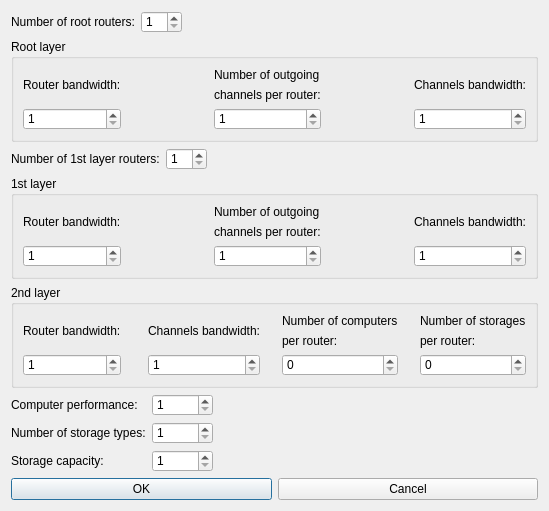
DanielZorin/DataCenters, file DCGUI/Windows/TreeDialog.ui: the form before one commit.
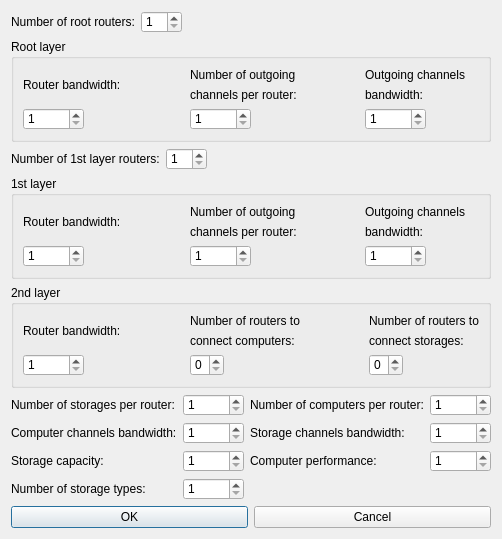
The form after the commit.

Patch:
```diff
--- a/DCGUI/Windows/TreeDialog.ui
+++ b/DCGUI/Windows/TreeDialog.ui
@@ -6,8 +6,8 @@
    <rect>
     <x>0</x>
     <y>0</y>
-    <width>549</width>
-    <height>468</height>
+    <width>468</width>
+    <height>492</height>
    </rect>
   </property>
   <property name="sizePolicy">
@@ -81,7 +81,7 @@
      <property name="title">
       <string>Root layer</string>
      </property>
-     <layout class="QHBoxLayout" name="horizontalLayout_2">
+     <layout class="QHBoxLayout" name="horizontalLayout_16">
       <item>
        <layout class="QVBoxLayout" name="verticalLayout_3">
         <item>
@@ -92,6 +92,8 @@
          </widget>
         </item>
         <item>
+         <layout class="QHBoxLayout" name="horizontalLayout_15">
+          <item>
          <widget class="QSpinBox" name="routerBandwidth0">
           <property name="minimum">
            <number>1</number>
@@ -101,16 +103,31 @@
           </property>
          </widget>
         </item>
-       </layout>
-      </item>
+          <item>
+           <spacer name="horizontalSpacer_17">
+            <property name="orientation">
+             <enum>Qt::Horizontal</enum>
+            </property>
+            <property name="sizeHint" stdset="0">
+             <size>
+              <width>13</width>
+              <height>20</height>
+             </size>
+            </property>
+           </spacer>
+          </item>
+         </layout>
+        </item>
+       </layout>
+      </item>
       <item>
-       <spacer name="horizontalSpacer_5">
+       <spacer name="horizontalSpacer_2">
         <property name="orientation">
          <enum>Qt::Horizontal</enum>
         </property>
         <property name="sizeHint" stdset="0">
          <size>
-          <width>93</width>
+          <width>40</width>
           <height>20</height>
          </size>
         </property>
@@ -133,6 +150,8 @@
          </widget>
         </item>
         <item>
+         <layout class="QHBoxLayout" name="horizontalLayout_14">
+          <item>
          <widget class="QSpinBox" name="routerChilds0">
           <property name="minimum">
            <number>1</number>
@@ -142,16 +161,31 @@
           </property>
          </widget>
         </item>
-       </layout>
-      </item>
+          <item>
+           <spacer name="horizontalSpacer_16">
+            <property name="orientation">
+             <enum>Qt::Horizontal</enum>
+            </property>
+            <property name="sizeHint" stdset="0">
+             <size>
+              <width>17</width>
+              <height>20</height>
+             </size>
+            </property>
+           </spacer>
+          </item>
+         </layout>
+        </item>
+       </layout>
+      </item>
       <item>
-       <spacer name="horizontalSpacer_6">
+       <spacer name="horizontalSpacer_4">
         <property name="orientation">
          <enum>Qt::Horizontal</enum>
         </property>
         <property name="sizeHint" stdset="0">
          <size>
-          <width>93</width>
+          <width>40</width>
           <height>20</height>
          </size>
         </property>
@@ -159,13 +193,22 @@
       </item>
       <item>
        <layout class="QVBoxLayout" name="verticalLayout">
+        <item>
+         <widget class="QLabel" name="label_19">
+          <property name="text">
+           <string>Outgoing channels    </string>
+          </property>
+         </widget>
+        </item>
         <item>
          <widget class="QLabel" name="label_10">
           <property name="text">
-           <string>Channels bandwidth:</string>
+           <string>bandwidth:</string>
           </property>
          </widget>
         </item>
+        <item>
+         <layout class="QHBoxLayout" name="horizontalLayout_2">
         <item>
          <widget class="QSpinBox" name="channelsBandwidth0">
           <property name="minimum">
@@ -176,6 +219,21 @@
           </property>
          </widget>
         </item>
+          <item>
+           <spacer name="horizontalSpacer_11">
+            <property name="orientation">
+             <enum>Qt::Horizontal</enum>
+            </property>
+            <property name="sizeHint" stdset="0">
+             <size>
+              <width>28</width>
+              <height>20</height>
+             </size>
+            </property>
+           </spacer>
+          </item>
+         </layout>
+        </item>
        </layout>
       </item>
      </layout>
@@ -223,7 +281,7 @@
      <property name="title">
       <string>1st layer</string>
      </property>
-     <layout class="QHBoxLayout" name="horizontalLayout_3">
+     <layout class="QHBoxLayout" name="horizontalLayout_17">
       <item>
        <layout class="QVBoxLayout" name="verticalLayout_6">
         <item>
@@ -234,22 +292,42 @@
          </widget>
         </item>
         <item>
+         <layout class="QHBoxLayout" name="horizontalLayout_13">
+          <item>
          <widget class="QSpinBox" name="routerBandwidth1">
           <property name="minimum">
            <number>1</number>
           </property>
-         </widget>
-        </item>
-       </layout>
-      </item>
+            <property name="maximum">
+             <number>99999</number>
+            </property>
+           </widget>
+          </item>
       <item>
-       <spacer name="horizontalSpacer_7">
+           <spacer name="horizontalSpacer_15">
         <property name="orientation">
          <enum>Qt::Horizontal</enum>
         </property>
         <property name="sizeHint" stdset="0">
          <size>
           <width>28</width>
+              <height>20</height>
+             </size>
+            </property>
+           </spacer>
+          </item>
+         </layout>
+        </item>
+       </layout>
+      </item>
+      <item>
+       <spacer name="horizontalSpacer_5">
+        <property name="orientation">
+         <enum>Qt::Horizontal</enum>
+        </property>
+        <property name="sizeHint" stdset="0">
+         <size>
+          <width>40</width>
           <height>20</height>
          </size>
         </property>
@@ -272,22 +350,42 @@
          </widget>
         </item>
         <item>
+         <layout class="QHBoxLayout" name="horizontalLayout_9">
+          <item>
          <widget class="QSpinBox" name="routerChilds1">
           <property name="minimum">
            <number>1</number>
           </property>
-         </widget>
-        </item>
-       </layout>
-      </item>
+            <property name="maximum">
+             <number>99999</number>
+            </property>
+           </widget>
+          </item>
       <item>
-       <spacer name="horizontalSpacer_8">
+           <spacer name="horizontalSpacer_12">
         <property name="orientation">
          <enum>Qt::Horizontal</enum>
         </property>
         <property name="sizeHint" stdset="0">
          <size>
           <width>28</width>
+              <height>20</height>
+             </size>
+            </property>
+           </spacer>
+          </item>
+         </layout>
+        </item>
+       </layout>
+      </item>
+      <item>
+       <spacer name="horizontalSpacer_6">
+        <property name="orientation">
+         <enum>Qt::Horizontal</enum>
+        </property>
+        <property name="sizeHint" stdset="0">
+         <size>
+          <width>40</width>
           <height>20</height>
          </size>
         </property>
@@ -298,10 +396,19 @@
         <item>
          <widget class="QLabel" name="label_11">
           <property name="text">
-           <string>Channels bandwidth:</string>
+           <string>Outgoing channels    </string>
           </property>
          </widget>
         </item>
+        <item>
+         <widget class="QLabel" name="label_3">
+          <property name="text">
+           <string>bandwidth:</string>
+          </property>
+         </widget>
+        </item>
+        <item>
+         <layout class="QHBoxLayout" name="horizontalLayout_3">
         <item>
          <widget class="QSpinBox" name="channelsBandwidth1">
           <property name="minimum">
@@ -312,6 +419,21 @@
           </property>
          </widget>
         </item>
+          <item>
+           <spacer name="horizontalSpacer_10">
+            <property name="orientation">
+             <enum>Qt::Horizontal</enum>
+            </property>
+            <property name="sizeHint" stdset="0">
+             <size>
+              <width>18</width>
+              <height>20</height>
+             </size>
+            </property>
+           </spacer>
+          </item>
+         </layout>
+        </item>
        </layout>
       </item>
      </layout>
@@ -328,7 +450,7 @@
      <property name="title">
       <string>2nd layer</string>
      </property>
-     <layout class="QHBoxLayout" name="horizontalLayout_5">
+     <layout class="QHBoxLayout" name="horizontalLayout_18">
       <item>
        <layout class="QVBoxLayout" name="verticalLayout_10">
         <item>
@@ -339,6 +461,8 @@
          </widget>
         </item>
         <item>
+         <layout class="QHBoxLayout" name="horizontalLayout_12">
+          <item>
          <widget class="QSpinBox" name="routerBandwidth2">
           <property name="minimum">
            <number>1</number>
@@ -348,10 +472,8 @@
           </property>
          </widget>
         </item>
-       </layout>
-      </item>
       <item>
-       <spacer name="horizontalSpacer_9">
+           <spacer name="horizontalSpacer_14">
         <property name="orientation">
          <enum>Qt::Horizontal</enum>
         </property>
@@ -363,93 +485,120 @@
         </property>
        </spacer>
       </item>
-      <item>
-       <layout class="QVBoxLayout" name="verticalLayout_12">
-        <item>
-         <widget class="QLabel" name="label_20">
-          <property name="text">
-           <string>Channels bandwidth:</string>
-          </property>
-         </widget>
+         </layout>
         </item>
-        <item>
-         <widget class="QSpinBox" name="channelsBandwidth2">
-          <property name="minimum">
-           <number>1</number>
-          </property>
-         </widget>
-        </item>
        </layout>
       </item>
       <item>
-       <spacer name="horizontalSpacer_10">
+       <spacer name="horizontalSpacer_7">
         <property name="orientation">
          <enum>Qt::Horizontal</enum>
         </property>
         <property name="sizeHint" stdset="0">
          <size>
-          <width>22</width>
+          <width>40</width>
           <height>20</height>
          </size>
         </property>
        </spacer>
       </item>
       <item>
-       <layout class="QVBoxLayout" name="verticalLayout_15">
+       <layout class="QVBoxLayout" name="verticalLayout_13">
         <item>
          <widget class="QLabel" name="label_27">
           <property name="text">
-           <string>Number of computers</string>
+           <string>Number of routers to</string>
           </property>
          </widget>
         </item>
         <item>
          <widget class="QLabel" name="label_28">
           <property name="text">
-           <string>per router:</string>
+           <string>connect computers:</string>
           </property>
          </widget>
         </item>
         <item>
-         <widget class="QSpinBox" name="computersNum"/>
-        </item>
-       </layout>
-      </item>
+         <layout class="QHBoxLayout" name="horizontalLayout_11">
+          <item>
+           <widget class="QSpinBox" name="computersNodes">
+            <property name="minimum">
+             <number>0</number>
+            </property>
+            <property name="maximum">
+             <number>1</number>
+            </property>
+           </widget>
+          </item>
+          <item>
+           <spacer name="horizontalSpacer_13">
+            <property name="orientation">
+             <enum>Qt::Horizontal</enum>
+            </property>
+            <property name="sizeHint" stdset="0">
+             <size>
+              <width>28</width>
+              <height>20</height>
+             </size>
+            </property>
+           </spacer>
+          </item>
+         </layout>
+        </item>
+       </layout>
+      </item>
       <item>
-       <spacer name="horizontalSpacer_11">
+       <spacer name="horizontalSpacer_8">
         <property name="orientation">
          <enum>Qt::Horizontal</enum>
         </property>
         <property name="sizeHint" stdset="0">
          <size>
-          <width>23</width>
+          <width>40</width>
           <height>20</height>
          </size>
         </property>
        </spacer>
       </item>
       <item>
-       <layout class="QVBoxLayout" name="verticalLayout_13">
+       <layout class="QVBoxLayout" name="verticalLayout_12">
         <item>
          <widget class="QLabel" name="label_23">
           <property name="text">
-           <string>Number of storages</string>
+           <string>Number of routers to</string>
           </property>
          </widget>
         </item>
         <item>
          <widget class="QLabel" name="label_24">
           <property name="text">
-           <string>per router:</string>
+           <string>connect storages:</string>
           </property>
          </widget>
         </item>
         <item>
-         <widget class="QSpinBox" name="storagesNum">
+         <layout class="QHBoxLayout" name="horizontalLayout_5">
+          <item>
+           <widget class="QSpinBox" name="storagesNodes">
           <property name="maximum">
-           <number>99999</number>
-          </property>
-         </widget>
+             <number>1</number>
+            </property>
+           </widget>
+          </item>
+          <item>
+           <spacer name="horizontalSpacer_9">
+            <property name="orientation">
+             <enum>Qt::Horizontal</enum>
+            </property>
+            <property name="sizeHint" stdset="0">
+             <size>
+              <width>28</width>
+              <height>20</height>
+             </size>
+            </property>
+           </spacer>
+          </item>
+         </layout>
         </item>
        </layout>
       </item>
@@ -461,18 +610,18 @@
      <item>
       <layout class="QHBoxLayout" name="horizontalLayout_6">
        <item>
-        <layout class="QVBoxLayout" name="verticalLayout_4">
+        <layout class="QVBoxLayout" name="verticalLayout_5">
          <item>
-          <widget class="QLabel" name="label_4">
+          <widget class="QLabel" name="label_13">
            <property name="text">
-            <string>Computer performance:</string>
+            <string>Number of storages per router:</string>
            </property>
           </widget>
          </item>
          <item>
-          <widget class="QLabel" name="label_7">
+          <widget class="QLabel" name="label_14">
            <property name="text">
-            <string>Number of storage types:</string>
+            <string>Computer channels bandwidth:</string>
            </property>
           </widget>
          </item>
@@ -483,12 +632,19 @@
            </property>
           </widget>
          </item>
+         <item>
+          <widget class="QLabel" name="label_7">
+           <property name="text">
+            <string>Number of storage types:</string>
+           </property>
+          </widget>
+         </item>
         </layout>
        </item>
        <item>
-        <layout class="QVBoxLayout" name="verticalLayout_5">
+        <layout class="QVBoxLayout" name="verticalLayout_4">
          <item>
-          <widget class="QSpinBox" name="performance">
+          <widget class="QSpinBox" name="storagesNum">
            <property name="minimum">
             <number>1</number>
            </property>
@@ -498,7 +654,7 @@
           </widget>
          </item>
          <item>
-          <widget class="QSpinBox" name="numTypes">
+          <widget class="QSpinBox" name="computerChannelsBandwidth2">
            <property name="minimum">
             <number>1</number>
            </property>
@@ -517,22 +673,99 @@
            </property>
           </widget>
          </item>
+         <item>
+          <widget class="QSpinBox" name="numTypes">
+           <property name="minimum">
+            <number>1</number>
+           </property>
+           <property name="maximum">
+            <number>99999</number>
+           </property>
+          </widget>
+         </item>
         </layout>
        </item>
       </layout>
      </item>
      <item>
-      <spacer name="horizontalSpacer_2">
+      <layout class="QVBoxLayout" name="verticalLayout_18">
+       <item>
+        <layout class="QHBoxLayout" name="horizontalLayout_10">
+         <item>
+          <layout class="QVBoxLayout" name="verticalLayout_19">
+           <item>
+            <widget class="QLabel" name="label_26">
+             <property name="text">
+              <string>Number of computers per router:</string>
+             </property>
+            </widget>
+           </item>
+           <item>
+            <widget class="QLabel" name="label_29">
+             <property name="text">
+              <string>Storage channels bandwidth:</string>
+             </property>
+            </widget>
+           </item>
+           <item>
+            <widget class="QLabel" name="label_30">
+             <property name="text">
+              <string>Computer performance:</string>
+             </property>
+            </widget>
+           </item>
+          </layout>
+         </item>
+         <item>
+          <layout class="QVBoxLayout" name="verticalLayout_20">
+           <item>
+            <widget class="QSpinBox" name="computersNum">
+             <property name="minimum">
+              <number>1</number>
+             </property>
+             <property name="maximum">
+              <number>99999</number>
+             </property>
+            </widget>
+           </item>
+           <item>
+            <widget class="QSpinBox" name="storageChannelsBandwidth2">
+             <property name="minimum">
+              <number>1</number>
+             </property>
+             <property name="maximum">
+              <number>99999</number>
+             </property>
+            </widget>
+           </item>
+           <item>
+            <widget class="QSpinBox" name="performance">
+             <property name="minimum">
+              <number>1</number>
+             </property>
+             <property name="maximum">
+              <number>99999</number>
+             </property>
+            </widget>
+           </item>
+          </layout>
+         </item>
+        </layout>
+       </item>
+       <item>
+        <spacer name="verticalSpacer_2">
        <property name="orientation">
-        <enum>Qt::Horizontal</enum>
+          <enum>Qt::Vertical</enum>
        </property>
        <property name="sizeHint" stdset="0">
         <size>
-         <width>118</width>
-         <height>38</height>
+           <width>20</width>
+           <height>18</height>
         </size>
        </property>
       </spacer>
+       </item>
+      </layout>
      </item>
     </layout>
    </item>
```
Left out of the diff: 107 changed lines with no effect on the pictures. Lines whose indentation alone changed are shown as unchanged.
